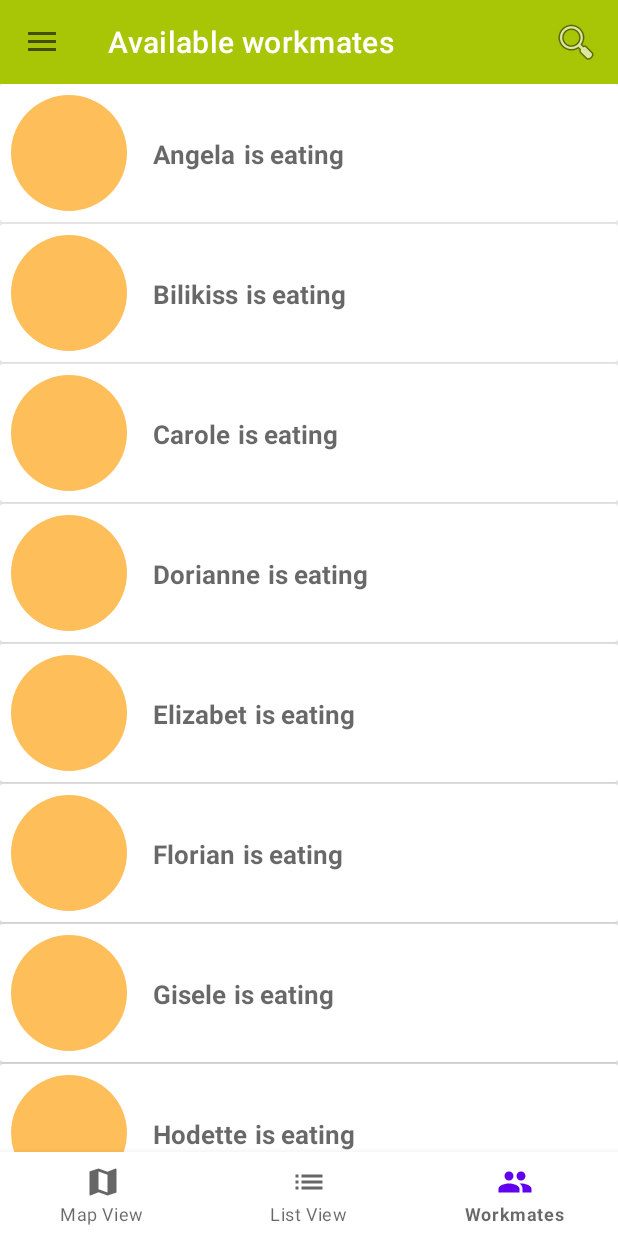
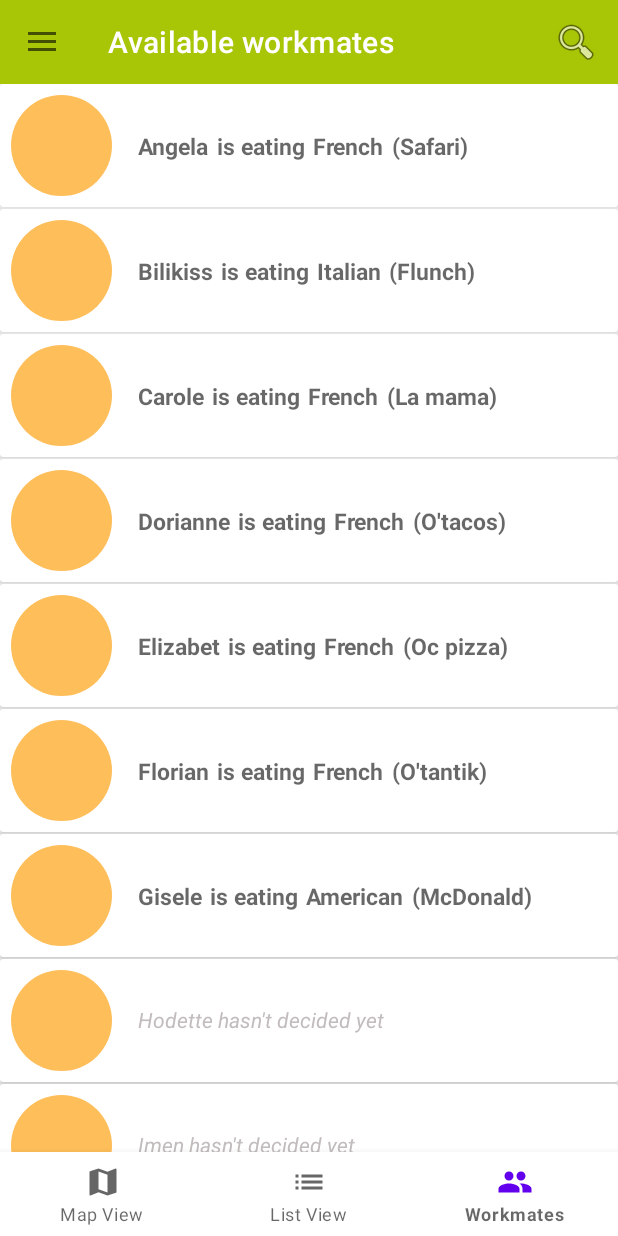
Before and after one commit to Jofiag/Go4Lunch, an Android app: the HomepageActivity screen opened directly, with no data from a screen before it, item 3 of the bottom bar chosen, on a phone screen of 412 x 824 dp. Run offline under Robolectric (Android 15) with nearby library versions, the phone set to English and light mode, and no system bars; our stand-ins replace CircleImageView; libraries missing offline, so code that uses them is left out: com.miguelcatalan.materialsearchview; plain views replace MaterialSearchView; 4 statements that could not run were skipped.

Commit message:
Showing workmate hasn't decided yet if he doesn't choose any restaurant.

```diff
--- a/app/src/main/java/com/example/go4lunch/adapter/WorkmateRecyclerViewAdapter.java
+++ b/app/src/main/java/com/example/go4lunch/adapter/WorkmateRecyclerViewAdapter.java
@@ -12,7 +12,9 @@ import androidx.recyclerview.widget.RecyclerView;
 import com.example.go4lunch.R;
 import com.example.go4lunch.model.Restaurant;
 import com.example.go4lunch.model.Workmate;
+import com.example.go4lunch.util.Constants;
 
+import java.text.MessageFormat;
 import java.util.List;
 
 import de.hdodenhof.circleimageview.CircleImageView;
@@ -23,10 +25,12 @@ public class WorkmateRecyclerViewAdapter extends RecyclerView.Adapter<WorkmateRe
         void onWorkmateSelected(Workmate workmate);
     }
 
+    private Context context;
     private final List<Workmate> workmateList;
     private OnWorkmateClickListener mCallback;
 
     public WorkmateRecyclerViewAdapter(Context context, List<Workmate> workmateList) {
+        this.context = context;
         this.workmateList = workmateList;
         this.mCallback = (OnWorkmateClickListener) context;
     }
@@ -50,10 +54,16 @@ public class WorkmateRecyclerViewAdapter extends RecyclerView.Adapter<WorkmateRe
         Restaurant restaurant = workmate.getRestaurantChosen();
         if (restaurant != null){
             holder.foodCountryTextView.setText(restaurant.getFoodCountry());
-            holder.restaurantNameTextView.setText(restaurant.getName());
+            holder.restaurantNameTextView.setText(MessageFormat.format("({0})", restaurant.getName()));
+            holder.workmateNameTextView.setText(workmate.getName());
         }
-
-        holder.workmateNameTextView.setText(workmate.getName());
+        else {
+            holder.isEatingTextView.setVisibility(View.GONE);
+            holder.foodCountryTextView.setVisibility(View.GONE);
+            holder.restaurantNameTextView.setVisibility(View.GONE);
+            holder.workmateNameTextView.setVisibility(View.GONE);
+            holder.hasNotDecidedTextView.setText(String.format("%s%s", workmate.getName(), Constants.HAS_NOT_DECIDED_YET));
+        }
         holder.circleImageView.setImageURI(workmate.getImageUri());
 
         holder.itemView.setOnClickListener(v -> mCallback.onWorkmateSelected(workmate));
@@ -71,6 +81,8 @@ public class WorkmateRecyclerViewAdapter extends RecyclerView.Adapter<WorkmateRe
         private TextView foodCountryTextView;
         private TextView workmateNameTextView;
         private TextView restaurantNameTextView;
+        private TextView isEatingTextView;
+        private TextView hasNotDecidedTextView;
         private CircleImageView circleImageView;
 
         public MyViewHolder(@NonNull View itemView) {
@@ -84,6 +96,8 @@ public class WorkmateRecyclerViewAdapter extends RecyclerView.Adapter<WorkmateRe
             workmateNameTextView = itemView.findViewById(R.id.workmate_name_text_view);
             foodCountryTextView = itemView.findViewById(R.id.food_country_text_view);
             restaurantNameTextView = itemView.findViewById(R.id.restaurant_name_workmate_row);
+            isEatingTextView = itemView.findViewById(R.id.is_eating);
+            hasNotDecidedTextView = itemView.findViewById(R.id.has_not_decided_text_view);
         }
     }
 }
--- a/app/src/main/java/com/example/go4lunch/util/Constants.java
+++ b/app/src/main/java/com/example/go4lunch/util/Constants.java
@@ -14,6 +14,7 @@ public class Constants {
     public static final String WORKMATE_SELECTED_CODE = "workmate selected";
     public static final String RESTAURANT_SELECTED_CODE = "restaurant selected";
     public static final String AVAILABLE_WORKMATES_TITLE_TEXT = "Available workmates";
+    public static final String HAS_NOT_DECIDED_YET = " hasn't decided yet";
 
     public static List<Restaurant> getRestaurantList(){
         List<Restaurant> restaurantList = new ArrayList<>();
@@ -41,25 +42,27 @@ public class Constants {
     }
 
     public static List<Workmate> getWorkmateList(){
+        List<Restaurant> restaurantList = getRestaurantList();
+
         List<Workmate> workmateList = new ArrayList<>();
-        workmateList.add(createWorkmate("Angela"));
-        workmateList.add(createWorkmate("Bilikiss"));
-        workmateList.add(createWorkmate("Carole"));
-        workmateList.add(createWorkmate("Dorianne"));
-        workmateList.add(createWorkmate("Elizabet"));
-        workmateList.add(createWorkmate("Florian"));
-        workmateList.add(createWorkmate("Gisele"));
-        workmateList.add(createWorkmate("Hodette"));
-        workmateList.add(createWorkmate("Imen"));
-        workmateList.add(createWorkmate("Jocelyn"));
+        workmateList.add(createWorkmate("Angela", restaurantList.get(0)));
+        workmateList.add(createWorkmate("Bilikiss", restaurantList.get(1)));
+        workmateList.add(createWorkmate("Carole", restaurantList.get(2)));
+        workmateList.add(createWorkmate("Dorianne", restaurantList.get(3)));
+        workmateList.add(createWorkmate("Elizabet", restaurantList.get(4)));
+        workmateList.add(createWorkmate("Florian", restaurantList.get(5)));
+        workmateList.add(createWorkmate("Gisele", restaurantList.get(6)));
+        workmateList.add(createWorkmate("Hodette", null));
+        workmateList.add(createWorkmate("Imen", null));
+        workmateList.add(createWorkmate("Jocelyn", null));
 
         return workmateList;
     }
 
-    private static Workmate createWorkmate(String name){
+    private static Workmate createWorkmate(String name, Restaurant restaurant){
         Workmate workmate = new Workmate();
         workmate.setName(name);
-
+        workmate.setRestaurantChosen(restaurant);
         return workmate;
     }
 }
--- a/app/src/main/res/layout/activity_restaurant_details.xml
+++ b/app/src/main/res/layout/activity_restaurant_details.xml
@@ -21,7 +21,7 @@
     <RelativeLayout
         android:id="@+id/relativeLayout2"
         android:layout_width="match_parent"
-        android:layout_height="wrap_content"
+        android:layout_height="87dp"
         android:background="#A9C606"
         app:layout_constraintEnd_toEndOf="parent"
         app:layout_constraintStart_toStartOf="parent"
@@ -52,10 +52,10 @@
             android:id="@+id/food_country_and_restaurant_address_details"
             android:layout_width="wrap_content"
             android:layout_height="wrap_content"
-            android:layout_below="@+id/yellow_star"
+            android:layout_below="@+id/restaurant_name_text_view_details"
             android:layout_alignParentStart="true"
+            android:layout_marginTop="3dp"
             android:layout_marginStart="11dp"
-            android:layout_marginBottom="27dp"
             android:textColor="@color/white"
             tools:text="@string/food_country_and_address_text" />
 
--- a/app/src/main/res/layout/restaurant_row.xml
+++ b/app/src/main/res/layout/restaurant_row.xml
@@ -32,13 +32,15 @@
             android:layout_width="wrap_content"
             android:layout_height="wrap_content"
             android:layout_below="@+id/restaurant_name_text_view"
+            android:layout_alignParentStart="true"
+            android:layout_marginEnd="17dp"
             android:layout_marginBottom="7dp"
-            android:layout_alignParentStart="true"
-            tools:text="@string/food_country_and_address_text"
+            android:layout_toStartOf="@+id/avatar_image_view"
+            android:ellipsize="end"
+            android:maxLines="1"
+            android:textColor="#97000000"
             android:textSize="13sp"
-            android:textColor="#97000000"
-            android:maxLines="1"
-            android:ellipsize="end"/>
+            tools:text="@string/food_country_and_address_text" />
 
         <TextView
             android:id="@+id/close_time_text_view"
--- a/app/src/main/res/layout/workmate_row.xml
+++ b/app/src/main/res/layout/workmate_row.xml
@@ -4,65 +4,92 @@
     android:layout_width="match_parent"
     android:layout_height="wrap_content"
     android:layout_marginBottom="1dp"
-    android:background="#FFFF"
-    xmlns:tools="http://schemas.android.com/tools">
+    android:backgroundTint="#FFFF"
+    xmlns:tools="http://schemas.android.com/tools"
+    tools:targetApi="lollipop">
 
-    <LinearLayout
+    <RelativeLayout
         android:layout_width="match_parent"
         android:layout_height="match_parent"
-        android:padding="7dp"
-        android:orientation="horizontal">
+        android:padding="7dp">
 
         <de.hdodenhof.circleimageview.CircleImageView
             android:id="@+id/workmate_image_view"
-            android:layout_width="77dp"
-            android:layout_height="77dp"
+            android:layout_width="67dp"
+            android:layout_height="67dp"
+            android:layout_alignParentStart="true"
+            android:layout_alignParentTop="true"
             android:src="@color/yellow_star_background" />
 
         <TextView
             android:id="@+id/workmate_name_text_view"
             android:layout_width="wrap_content"
             android:layout_height="wrap_content"
-            android:layout_marginTop="27dp"
+            android:layout_alignParentTop="true"
             android:layout_marginStart="17dp"
-            tools:text="@string/scarlett_text"
-            android:textSize="17sp"
+            android:layout_marginTop="23dp"
+            android:layout_toEndOf="@id/workmate_image_view"
             android:textColor="#97000000"
-            android:textStyle="bold" />
+            android:textSize="15sp"
+            android:textStyle="bold"
+            android:maxLines="1"
+            tools:text="@string/scarlett_text" />
 
         <TextView
             android:id="@+id/is_eating"
             android:layout_width="wrap_content"
             android:layout_height="wrap_content"
-            android:layout_marginTop="27dp"
+            android:layout_alignParentTop="true"
             android:layout_marginStart="5dp"
+            android:layout_marginTop="23dp"
+            android:layout_toEndOf="@+id/workmate_name_text_view"
             android:text="@string/is_eating_text"
-            android:textSize="17sp"
             android:textColor="#97000000"
-            android:textStyle="bold"/>
+            android:textSize="15sp"
+            android:maxLines="1"
+            android:textStyle="bold" />
 
         <TextView
             android:id="@+id/food_country_text_view"
             android:layout_width="wrap_content"
             android:layout_height="wrap_content"
-            android:layout_marginTop="27dp"
+            android:layout_alignParentTop="true"
             android:layout_marginStart="5dp"
-            tools:text="@string/french_scarlett_text"
-            android:textSize="17sp"
+            android:layout_marginTop="23dp"
+            android:layout_toEndOf="@+id/is_eating"
             android:textColor="#97000000"
-            android:textStyle="bold"/>
+            android:textSize="15sp"
+            android:textStyle="bold"
+            android:maxLines="1"
+            tools:text="@string/french_scarlett_text" />
 
         <TextView
             android:id="@+id/restaurant_name_workmate_row"
             android:layout_width="wrap_content"
             android:layout_height="wrap_content"
-            android:layout_marginTop="27dp"
+            android:layout_alignParentTop="true"
+            android:layout_alignParentEnd="true"
             android:layout_marginStart="5dp"
-            tools:text="@string/parentheses_name_text"
-            android:textSize="17sp"
+            android:layout_marginTop="23dp"
+            android:layout_marginEnd="7dp"
+            android:layout_toEndOf="@+id/food_country_text_view"
+            android:maxLines="1"
+            android:ellipsize="end"
             android:textColor="#97000000"
-            android:textStyle="bold"/>
+            android:textSize="15sp"
+            android:textStyle="bold"
+            tools:text="@string/parentheses_name_text" />
 
-    </LinearLayout>
+        <TextView
+            android:id="@+id/has_not_decided_text_view"
+            android:layout_width="wrap_content"
+            android:layout_height="wrap_content"
+            android:layout_toEndOf="@+id/workmate_image_view"
+            android:layout_marginTop="23dp"
+            android:layout_marginStart="17dp"
+            android:textColor="@color/my_gray"
+            android:textStyle="italic"/>
+
+    </RelativeLayout>
 
 </androidx.cardview.widget.CardView>
```
Also changed, not shown: app/src/main/java/com/example/go4lunch/controller/RestaurantDetailsActivity.java (+4 -4 lines).
